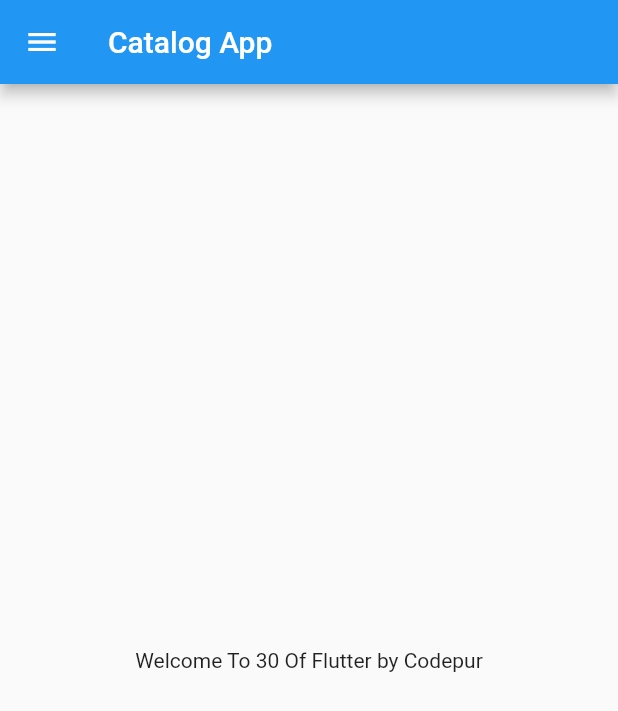
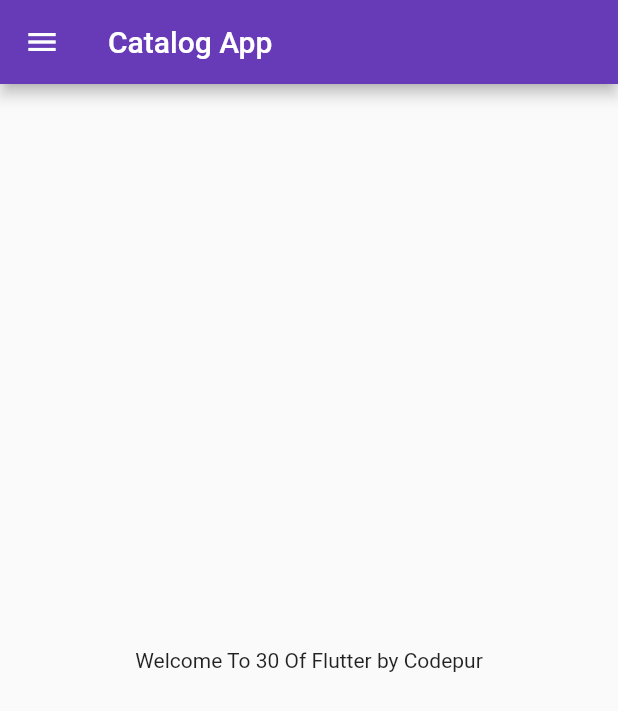
Before and after one commit to tanishqsinghal0206/30DaysOfFlutter, a Flutter app: the screen it shows after launch, on a phone screen of 412 x 824 dp. Shown: the top 711 px of the screen. Run offline on Flutter 3.47's test engine with Material 2 defaults, Android fonts, the phone set to English and light mode, and no system bars.

Commit message:
Day 3 Completed

```diff
--- a/lib/main.dart
+++ b/lib/main.dart
@@ -1,5 +1,7 @@
 import 'package:flutter/material.dart';
-import 'package:flutter_catalog/home_page.dart';
+import 'package:flutter_catalog/login_page.dart';
+
+import 'home_page.dart';
 
 void main() {
   runApp(MyApp());
@@ -9,7 +11,15 @@ class MyApp extends StatelessWidget {
   @override
   Widget build(BuildContext context) {
     return MaterialApp(
-      home: HomePage(),
+      themeMode: ThemeMode.light,
+      theme: ThemeData(primarySwatch: Colors.deepPurple),
+      darkTheme: ThemeData(brightness: Brightness.dark),
+      initialRoute: "/home",
+      routes: {
+        "/": (context) => LoginPage(),
+        "/home": (context) => HomePage(),
+        "/login": (context) => LoginPage()
+      },
     );
   }
 }
```
Also changed, not shown: lib/login_page.dart (added, +19 -0 lines).
